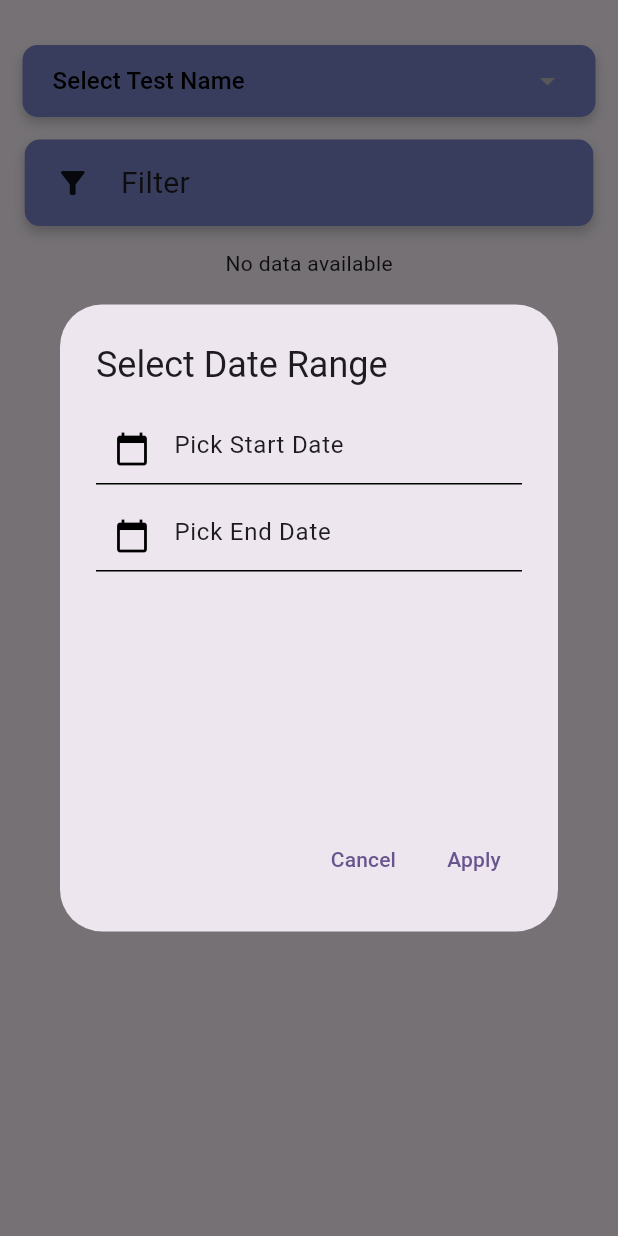
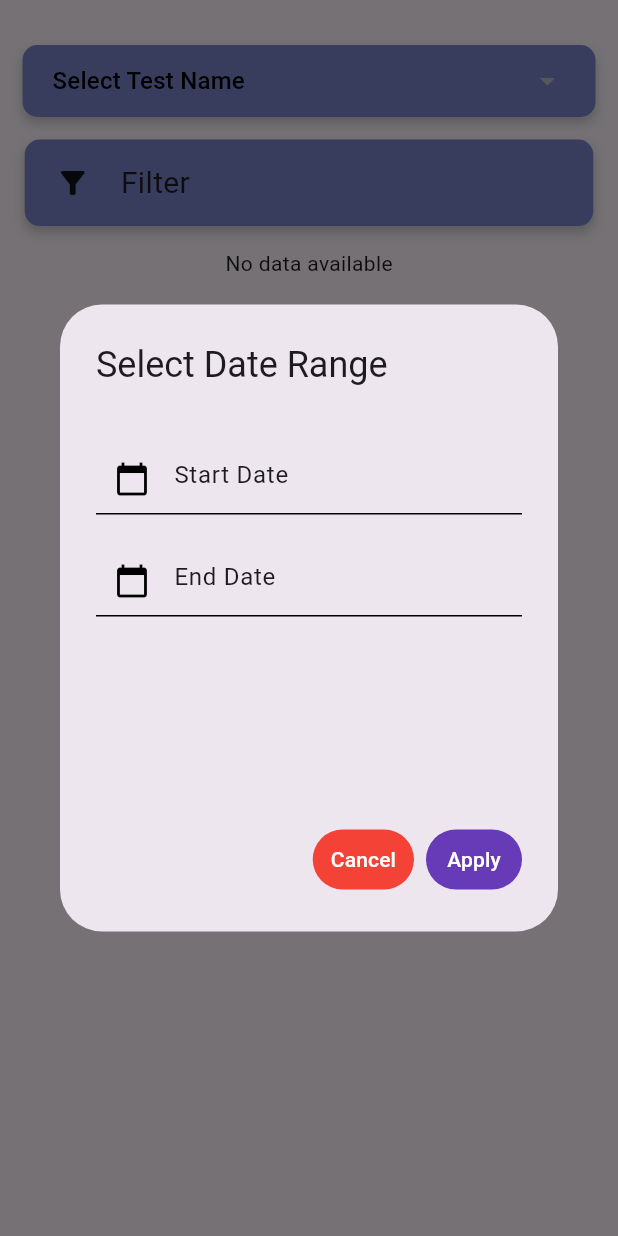
Before and after one commit to CodeWithIsmail/Personal-Health-Tracker, a Flutter app: the ReportHistoryVisualization screen opened directly, after a tap on "Filter", on a phone screen of 412 x 824 dp. Run offline on Flutter 3.47's test engine with Material 3 defaults, Android fonts, the phone set to English and light mode, and no system bars; our stand-ins replace cloud_firestore, firebase_auth, firebase_core, flutter_markdown, flutter_spinkit, fluttertoast and 7 more; missing offline and left inert: mobile_scanner; accounts and stored records are empty; statements that could not run were skipped.

Commit message:
Updated The report Filter UI a little bit

```diff
--- a/lib/components/ReportFilterWidget.dart
+++ b/lib/components/ReportFilterWidget.dart
@@ -11,10 +11,11 @@ class Reportfilterwidget extends StatefulWidget {
 
 class _ReportfilterwidgetState extends State<Reportfilterwidget> {
   DateTime? startDate;
+  DateTime? endDate;
+  final DateFormat dateFormat = DateFormat('dd-MMM-yyyy');
 
-  DateTime? endDate;
-
-  final DateFormat dateFormat = DateFormat('dd-MMM-yyyy');
+  TextEditingController startDateController = TextEditingController();
+  TextEditingController endDateController = TextEditingController();
 
   void _showDateRangeDialog() {
     showDialog(
@@ -26,27 +27,31 @@ class _ReportfilterwidgetState extends State<Reportfilterwidget> {
         return AlertDialog(
           title: Text("Select Date Range"),
           content: Container(
-            width: 350, // Adjust the width as needed
-            height: 250, // Adjust the height as needed
+            width: 350,
+            height: 250,
             child: Column(
               mainAxisSize: MainAxisSize.min,
               children: [
+                SizedBox(height: 20,),
                 // Start Date TextField with Icon as the label
                 TextFormField(
                   readOnly: true,
-                  controller: TextEditingController(
-                      text: tempStartDate != null
+                  controller: startDateController
+                    ..text = tempStartDate != null
                         ? dateFormat.format(tempStartDate)
-                          : "Pick Start Date"),
+                        : "Start Date",
                   decoration: InputDecoration(
-                    prefixIcon: Icon(Icons.calendar_today, color: Colors.black), // Icon at the start
-                    hintText: "Pick Start Date", // Placeholder text
-                    border: InputBorder.none, // Removes the default border
+                    prefixIcon: Icon(Icons.calendar_today,
+                        color: Colors.black),
+                    hintText: "Start Date",
+                    border: InputBorder.none,
                     enabledBorder: UnderlineInputBorder(
-                      borderSide: BorderSide(color: Colors.black), // Bottom border
+                      borderSide:
+                          BorderSide(color: Colors.black),
                     ),
                     focusedBorder: UnderlineInputBorder(
-                      borderSide: BorderSide(color: Colors.black), // Bottom border
+                      borderSide:
+                          BorderSide(color: Colors.black),
                     ),
                     contentPadding: EdgeInsets.all(10),
                   ),
@@ -60,27 +65,32 @@ class _ReportfilterwidgetState extends State<Reportfilterwidget> {
                     if (pickedStartDate != null) {
                       setState(() {
                         tempStartDate = pickedStartDate;
+                        startDateController.text =
+                            dateFormat.format(tempStartDate!); // Update text
                       });
                     }
                   },
                 ),
-                SizedBox(height: 10),
+                SizedBox(height: 20),
                 // End Date TextField with Icon as the label
                 TextFormField(
                   readOnly: true,
-                  controller: TextEditingController(
-                      text: tempEndDate != null
+                  controller: endDateController
+                    ..text = tempEndDate != null
                         ? dateFormat.format(tempEndDate)
-                          : "Pick End Date"),
+                        : "End Date",
                   decoration: InputDecoration(
-                    prefixIcon: Icon(Icons.calendar_today, color: Colors.black), // Icon at the start
-                    hintText: "Pick End Date", // Placeholder text
+                    prefixIcon: Icon(Icons.calendar_today,
+                        color: Colors.black), // Icon at the start
+                    hintText: "End Date", // Placeholder text
                     border: InputBorder.none, // Removes the default border
                     enabledBorder: UnderlineInputBorder(
-                      borderSide: BorderSide(color: Colors.black), // Bottom border
+                      borderSide:
+                          BorderSide(color: Colors.black), // Bottom border
                     ),
                     focusedBorder: UnderlineInputBorder(
-                      borderSide: BorderSide(color: Colors.black), // Bottom border
+                      borderSide:
+                          BorderSide(color: Colors.black), // Bottom border
                     ),
                     contentPadding: EdgeInsets.all(10),
                   ),
@@ -94,6 +104,8 @@ class _ReportfilterwidgetState extends State<Reportfilterwidget> {
                     if (pickedEndDate != null) {
                       setState(() {
                         tempEndDate = pickedEndDate;
+                        endDateController.text =
+                            dateFormat.format(tempEndDate!); // Update text
                       });
                     }
                   },
@@ -108,7 +120,10 @@ class _ReportfilterwidgetState extends State<Reportfilterwidget> {
                   Navigator.pop(context);
                 },
                 child: Text("Cancel"),
-            ),
+                style: TextButton.styleFrom(
+                    backgroundColor: Colors.red,
+                    foregroundColor: Colors.white)),
+
             // Apply Button
             TextButton(
                 onPressed: () {
@@ -117,15 +132,16 @@ class _ReportfilterwidgetState extends State<Reportfilterwidget> {
                     endDate = tempEndDate;
                   });
                   Navigator.pop(context);
-
-                // Optionally fetch data for the selected range here
                   if (startDate != null && endDate != null) {
-                  print("Selected Range: ${dateFormat.format(startDate!)} - ${dateFormat.format(endDate!)}");
-                  // Add your logic for filtering test values by date range
+                    print(
+                        "Selected Range: ${dateFormat.format(startDate!)} - ${dateFormat.format(endDate!)}");
                   }
                 },
                 child: Text("Apply"),
-            ),
+                style: TextButton.styleFrom(
+                  backgroundColor: Colors.deepPurple,
+                  foregroundColor: Colors.white,
+                )),
           ],
         );
       },
@@ -134,14 +150,13 @@ class _ReportfilterwidgetState extends State<Reportfilterwidget> {
 
   @override
   Widget build(BuildContext context) {
-
     double screenWidth = MediaQuery.of(context).size.width;
     double screenHeight = MediaQuery.of(context).size.height;
     double containerWidth = screenWidth * 0.92; // 90% of screen width
     double containerHeight = screenHeight * 0.07; // 12% of screen height
 
     return GestureDetector(
-      onTap:  _showDateRangeDialog,
+      onTap: _showDateRangeDialog,
       child: Container(
         height: containerHeight,
         width: containerWidth,
@@ -160,20 +175,17 @@ class _ReportfilterwidgetState extends State<Reportfilterwidget> {
         ),
         child: Row(
           children: [
-              Icon(
-                Icons.filter_alt,
-              ),
-              SizedBox(
-                width: 20,
-              ),
+            Icon(Icons.filter_alt),
+            SizedBox(width: 20),
             Text(
               'Filter',
               style: TextStyle(
                 fontSize: 20,
               ),
-              )
+            ),
           ],
-          )),
+        ),
+      ),
     );
   }
 }
```
Lines whose indentation alone changed are shown as unchanged.
